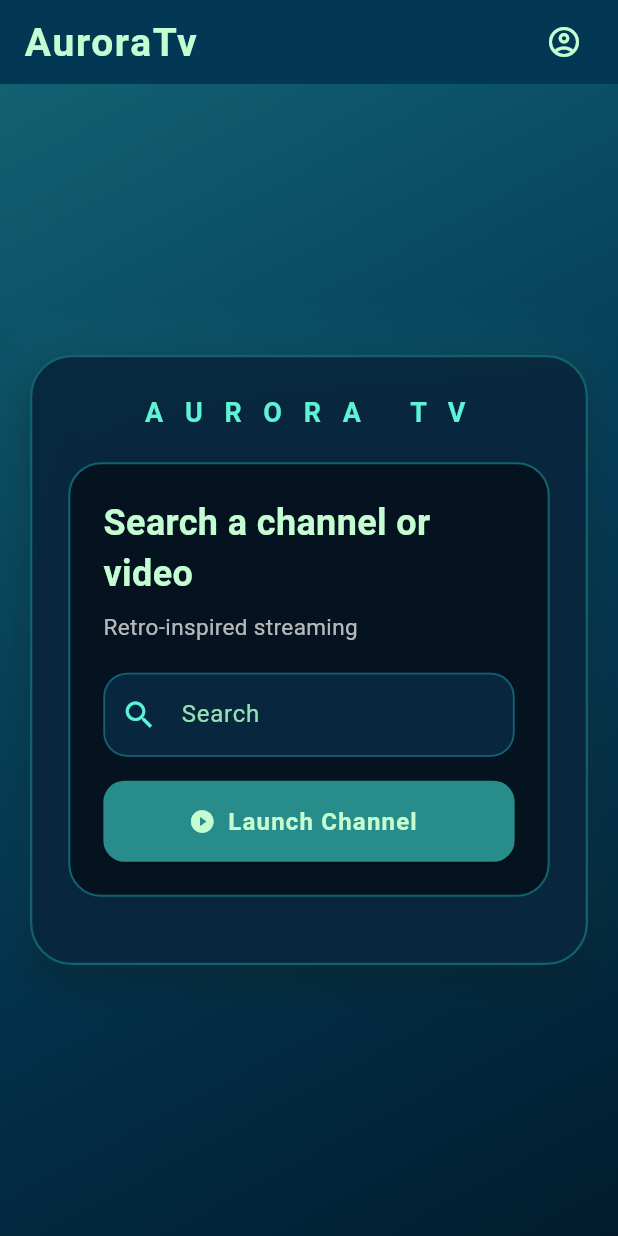
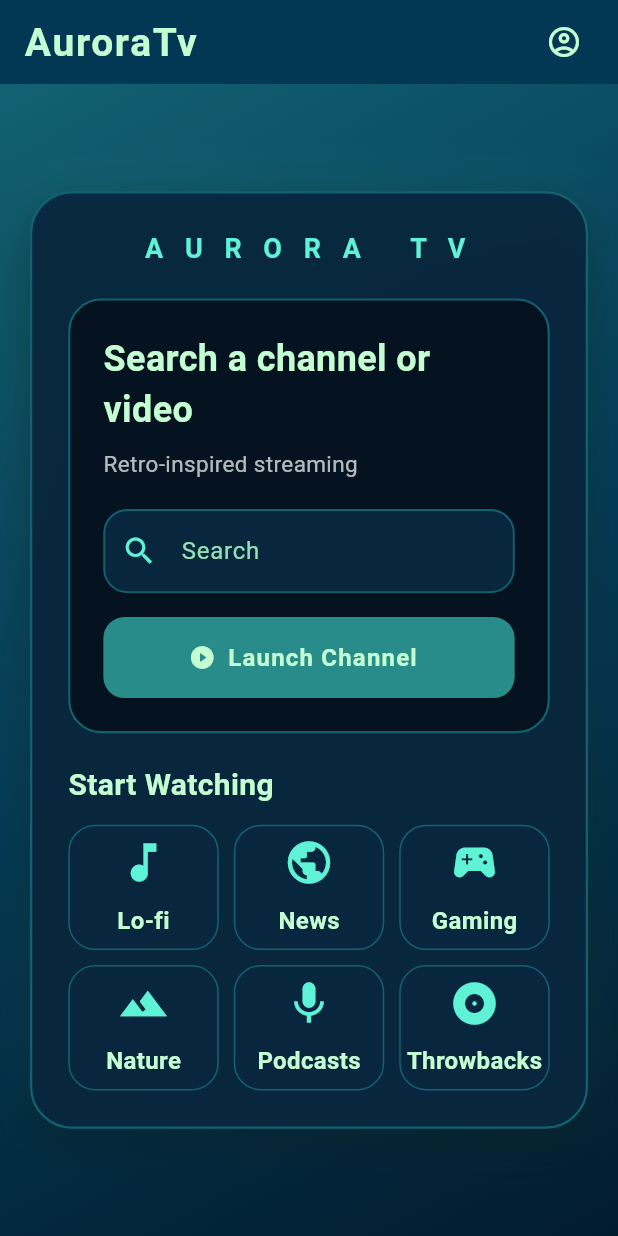
Before and after one commit to AugustanaCSC490Spring2026/AuroraTV, a Flutter app: the screen it shows once a user with an empty profile is signed in, after a tap on "Launch Channel", on a phone screen of 412 x 824 dp. Run offline on Flutter 3.47's test engine with Material 3 defaults, Android fonts, the phone set to English and light mode, and no system bars; our stand-ins replace firebase_auth, firebase_core, html_unescape, youtube_player_flutter, youtube_player_iframe; missing offline and left inert: pointer_interceptor; accounts and stored records are empty.

Commit message:
Add default channel grid and hamburger menu with channel switching

```diff
--- a/flutter_data_test/lib/main.dart
+++ b/flutter_data_test/lib/main.dart
@@ -18,6 +18,7 @@ const Color auroraDeep = Color(0xFF126171);
 const Color auroraNavy = Color(0xFF033854);
 const Color auroraPanel = Color(0xFF08263D);
 const Color auroraGlow = Color(0xFF5EF2D6);
+
 
 Future<void> main() async {
   WidgetsFlutterBinding.ensureInitialized();
@@ -124,6 +125,78 @@ class _KeyWordPageState extends State<KeyWordPage> {
     keywordCtrl.dispose();
     super.dispose();
   }
+  Widget buildFeaturedChannels() {
+  final channels = [
+  {"title": "Lo-fi", "keyword": "lofi hip hop radio", "icon": Icons.music_note},
+  {"title": "News", "keyword": "live news", "icon": Icons.public},
+  {"title": "Gaming", "keyword": "live gaming stream", "icon": Icons.sports_esports},
+  {"title": "Nature", "keyword": "nature live cam", "icon": Icons.landscape},
+  {"title": "Podcasts", "keyword": "live podcast", "icon": Icons.mic},
+  {"title": "Throwbacks", "keyword": "80s music live", "icon": Icons.album},
+];
+
+  return Column(
+    crossAxisAlignment: CrossAxisAlignment.start,
+    children: [
+      const Text(
+        "Start Watching",
+        style: TextStyle(
+          color: auroraMint,
+          fontSize: 20,
+          fontWeight: FontWeight.bold,
+        ),
+      ),
+      const SizedBox(height: 12),
+      GridView.builder(
+        shrinkWrap: true,
+        physics: const NeverScrollableScrollPhysics(),
+        itemCount: channels.length,
+        gridDelegate: const SliverGridDelegateWithFixedCrossAxisCount(
+          crossAxisCount: 3,
+          crossAxisSpacing: 10,
+          mainAxisSpacing: 10,
+          childAspectRatio: 1.2,
+        ),
+        itemBuilder: (context, index) {
+          final channel = channels[index];
+
+          return GestureDetector(
+            onTap: () async {
+              keywordCtrl.text = channel["keyword"] as String;
+              await _searchVideo();
+            },
+            child: Container(
+              decoration: BoxDecoration(
+                color: auroraPanel,
+                borderRadius: BorderRadius.circular(18),
+                border: Border.all(color: auroraDeep),
+              ),
+              child: Column(
+                mainAxisAlignment: MainAxisAlignment.center,
+                children: [
+                  Icon(
+                    channel["icon"] as IconData,
+                    color: auroraGlow,
+                    size: 34,
+                  ),
+                  const SizedBox(height: 10),
+                  Text(
+                    channel["title"] as String,
+                    style: const TextStyle(
+                      color: auroraMint,
+                      fontWeight: FontWeight.bold,
+                      fontSize: 16,
+                    ),
+                  ),
+                ],
+              ),
+            ),
+          );
+        },
+      ),
+    ],
+  );
+}
 
   Future<List<Map<String, String>>> fetchVideos(String keyword) async {
     final uri = Uri.https('www.googleapis.com', '/youtube/v3/search', {
@@ -132,7 +205,7 @@ class _KeyWordPageState extends State<KeyWordPage> {
       'type': 'video',
       'maxResults': '10',
       'videoEmbeddable': 'true',
-      'key': youtubeApiKey,
+      'key': ApiKeys.youtubeApiKey,
     });
 
     final res = await http.get(uri);
@@ -204,7 +277,14 @@ class _KeyWordPageState extends State<KeyWordPage> {
       isLoading = false;
     });
 
-    nav.push(MaterialPageRoute(builder: (_) => YoutubePage(videos: result)));
+    final selectedKeyword = await nav.push<String>(
+  MaterialPageRoute(builder: (_) => YoutubePage(videos: result)),
+);
+
+if (selectedKeyword != null && selectedKeyword.isNotEmpty) {
+  keywordCtrl.text = selectedKeyword;
+  await _searchVideo();
+}
   }
 
   @override
@@ -324,6 +404,7 @@ class _KeyWordPageState extends State<KeyWordPage> {
                     ),
                   ),
                   const SizedBox(height: 20),
+                  buildFeaturedChannels(),
                   if (videoTitle != null || videoUrl != null)
                     Material(
                       color: Colors.transparent,
--- a/flutter_data_test/pubspec.yaml
+++ b/flutter_data_test/pubspec.yaml
@@ -28,6 +28,7 @@ environment:
 # the latest version available on pub.dev. To see which dependencies have newer
 # versions available, run `flutter pub outdated`.
 dependencies:
+  pointer_interceptor: ^0.10.1+2
   flutter:
     sdk: flutter
   http: ^1.2.2
```
Also changed, not shown: flutter_data_test/lib/pages/youtube_page.dart (+87 -1 lines), flutter_data_test/pubspec.lock.
